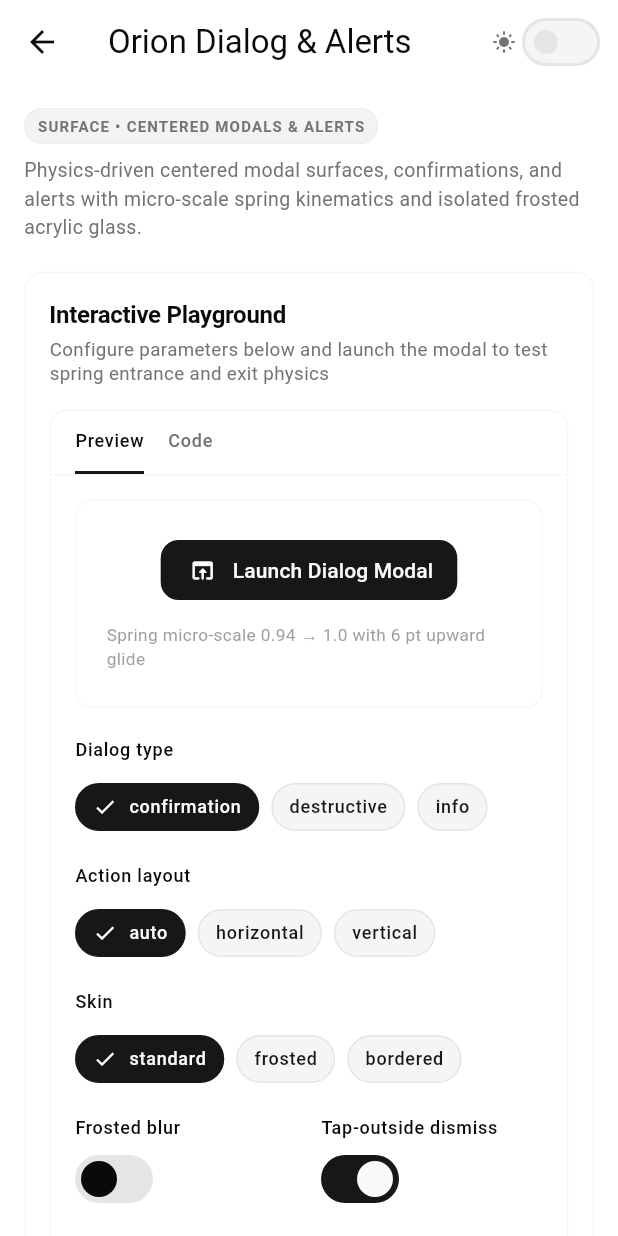
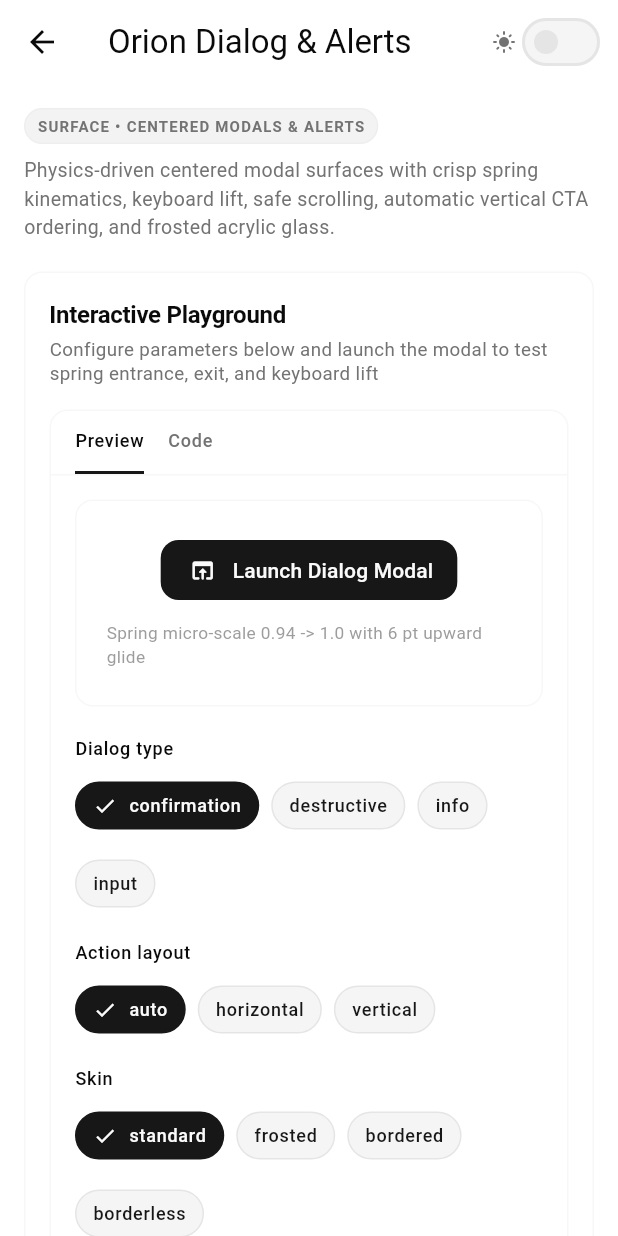
Before and after one commit to fikrilal/orion-ui, a Flutter app: the OrionDialogShowcaseScreen screen opened directly, on a phone screen of 412 x 824 dp. Run offline on Flutter 3.47's test engine with Material 3 defaults, Android fonts, the phone set to English and light mode, and no system bars.

Commit message:
chore(example): update dialog showcase with input keyboard lift, close button, borderless skin, and guarded alert

```diff
--- a/example/lib/showcase/orion_dialog_showcase_screen.dart
+++ b/example/lib/showcase/orion_dialog_showcase_screen.dart
@@ -12,9 +12,9 @@ class OrionDialogShowcaseScreen extends StatefulWidget {
       _OrionDialogShowcaseScreenState();
 }
 
-enum _DialogTypeChoice { confirmation, destructive, info }
+enum _DialogTypeChoice { confirmation, destructive, info, input }
 
-enum _DialogSkinChoice { standard, frosted, bordered }
+enum _DialogSkinChoice { standard, frosted, bordered, borderless }
 
 class _OrionDialogShowcaseScreenState extends State<OrionDialogShowcaseScreen> {
   _DialogTypeChoice _dialogType = _DialogTypeChoice.confirmation;
@@ -22,6 +22,8 @@ class _OrionDialogShowcaseScreenState extends State<OrionDialogShowcaseScreen> {
   OrionDialogActionLayout _layout = OrionDialogActionLayout.auto;
   bool _frosted = false;
   bool _barrierDismissible = true;
+  bool _centerContent = true;
+  bool _showCloseButton = false;
 
   String _lastActionResult = 'None';
 
@@ -33,6 +35,7 @@ class _OrionDialogShowcaseScreenState extends State<OrionDialogShowcaseScreen> {
         borderWidth: 2.0,
         borderColor: scheme.primary,
       ),
+      _DialogSkinChoice.borderless => OrionDialogStyle.from(borderWidth: 0.0),
     };
     return base.copyWith(
       frosted: _frosted || _skin == _DialogSkinChoice.frosted,
@@ -47,15 +50,22 @@ class _OrionDialogShowcaseScreenState extends State<OrionDialogShowcaseScreen> {
     ];
     if (_frosted || _skin == _DialogSkinChoice.frosted) {
       lines.add('  style: OrionDialogStyle.from(frosted: true),');
+    } else if (_skin == _DialogSkinChoice.borderless) {
+      lines.add('  style: OrionDialogStyle.from(borderWidth: 0),');
     }
     lines.addAll(<String>[
-      '  builder: (context) => OrionDialog(',
-      '    title: "Confirm Action",',
-      '    description: "Are you sure you want to proceed?",',
+      '  builder: (dialogContext) => OrionDialog(',
+      "    title: 'Confirm Action',",
+      "    description: 'Are you sure you want to proceed?',",
+      if (!_centerContent) '    centerContent: false,',
+      if (_showCloseButton) '    showCloseButton: true,',
       '    actionLayout: OrionDialogActionLayout.${_layout.name},',
       '    actions: [',
-      '      OrionDialogAction.cancel(onPressed: () => Navigator.pop(context, false)),',
-      '      OrionDialogAction.primary(label: "Confirm", onPressed: () => Navigator.pop(context, true)),',
+      '      OrionDialogAction.cancel(),',
+      '      OrionDialogAction.primary(',
+      "        label: 'Confirm',",
+      '        onPressed: () => OrionDialog.dismissOf(dialogContext, true),',
+      '      ),',
       '    ],',
       '  ),',
       ');',
@@ -64,13 +74,19 @@ class _OrionDialogShowcaseScreenState extends State<OrionDialogShowcaseScreen> {
   }
 
   void _launchPlaygroundDialog(BuildContext context) {
-    final scheme = Theme.of(context).colorScheme;
-    final style = _resolveSkinStyle(scheme);
+    final ColorScheme scheme = Theme.of(context).colorScheme;
+    final OrionDialogStyle? style = _resolveSkinStyle(scheme);
+
+    if (_dialogType == _DialogTypeChoice.input) {
+      _launchInputDialog(context, style: style);
+      return;
+    }
 
     final String title = switch (_dialogType) {
       _DialogTypeChoice.confirmation => 'Publish Changes?',
       _DialogTypeChoice.destructive => 'Delete Workspace?',
       _DialogTypeChoice.info => 'Sync Complete',
+      _DialogTypeChoice.input => '',
     };
 
     final String message = switch (_dialogType) {
@@ -80,6 +96,7 @@ class _OrionDialogShowcaseScreenState extends State<OrionDialogShowcaseScreen> {
         'This permanently deletes all repositories, files, and memberships. This cannot be undone.',
       _DialogTypeChoice.info =>
         'All offline files have been reconciled with cloud storage.',
+      _DialogTypeChoice.input => '',
     };
 
     final Widget icon = switch (_dialogType) {
@@ -98,50 +115,106 @@ class _OrionDialogShowcaseScreenState extends State<OrionDialogShowcaseScreen> {
         size: 36,
         color: scheme.primary,
       ),
+      _DialogTypeChoice.input => const SizedBox.shrink(),
     };
 
-    final List<OrionDialogAction> actions = switch (_dialogType) {
-      _DialogTypeChoice.confirmation => [
-        OrionDialogAction.cancel(
-          onPressed: () => Navigator.of(context).maybePop('Cancelled'),
-        ),
-        OrionDialogAction.primary(
-          label: 'Publish Now',
-          onPressed: () => Navigator.of(context).maybePop('Published'),
-        ),
-      ],
-      _DialogTypeChoice.destructive => [
-        OrionDialogAction.cancel(
-          onPressed: () => Navigator.of(context).maybePop('Cancelled'),
-        ),
-        OrionDialogAction.destructive(
-          label: 'Delete Workspace',
-          onPressed: () => Navigator.of(context).maybePop('Deleted'),
-        ),
-      ],
-      _DialogTypeChoice.info => [
-        OrionDialogAction.primary(
-          label: 'Got It',
-          onPressed: () => Navigator.of(context).maybePop('Acknowledged'),
-        ),
-      ],
-    };
-
+    // Pass `style` ONLY to `showOrionDialog` to demonstrate automatic
+    // style propagation to the descendant `OrionDialog`.
     showOrionDialog<String>(
       context: context,
       style: style,
       barrierDismissible: _barrierDismissible,
-      builder: (dialogContext) => OrionDialog(
+      builder: (BuildContext dialogContext) {
+        final List<OrionDialogAction> actions = switch (_dialogType) {
+          _DialogTypeChoice.confirmation => <OrionDialogAction>[
+            OrionDialogAction.cancel(
+              onPressed: () =>
+                  OrionDialog.dismissOf<String>(dialogContext, 'Cancelled'),
+            ),
+            OrionDialogAction.primary(
+              label: 'Publish Now',
+              onPressed: () =>
+                  OrionDialog.dismissOf<String>(dialogContext, 'Published'),
+            ),
+          ],
+          _DialogTypeChoice.destructive => <OrionDialogAction>[
+            OrionDialogAction.cancel(
+              onPressed: () =>
+                  OrionDialog.dismissOf<String>(dialogContext, 'Cancelled'),
+            ),
+            OrionDialogAction.destructive(
+              label: 'Delete Workspace',
+              onPressed: () =>
+                  OrionDialog.dismissOf<String>(dialogContext, 'Deleted'),
+            ),
+          ],
+          _DialogTypeChoice.info => <OrionDialogAction>[
+            OrionDialogAction.primary(
+              label: 'Got It',
+              onPressed: () =>
+                  OrionDialog.dismissOf<String>(dialogContext, 'Acknowledged'),
+            ),
+          ],
+          _DialogTypeChoice.input => const <OrionDialogAction>[],
+        };
+
+        return OrionDialog(
           icon: icon,
           title: title,
           description: message,
-        style: style,
+          centerContent: _centerContent,
+          showCloseButton: _showCloseButton,
           actionLayout: _layout,
           actions: actions,
+        );
+      },
+    ).then((String? result) {
+      if (mounted) {
+        setState(
+          () => _lastActionResult = result ?? 'Dismissed (outside / close)',
+        );
+      }
+    });
+  }
+
+  void _launchInputDialog(BuildContext context, {OrionDialogStyle? style}) {
+    final TextEditingController controller = TextEditingController(
+      text: 'orion-ui',
+    );
+    showOrionDialog<String>(
+      context: context,
+      style: style,
+      barrierDismissible: _barrierDismissible,
+      builder: (BuildContext dialogContext) {
+        return OrionDialog(
+          title: 'Rename Project',
+          description:
+              'Enter a new repository name. The dialog lifts cleanly above the keyboard.',
+          centerContent: false,
+          showCloseButton: true,
+          actionLayout: _layout,
+          content: OrionTextField(
+            controller: controller,
+            label: 'Project name',
+            hint: 'my-project',
+            autofocus: true,
           ),
-    ).then((result) {
+          actions: <OrionDialogAction>[
+            OrionDialogAction.cancel(),
+            OrionDialogAction.primary(
+              label: 'Save Name',
+              onPressed: () => OrionDialog.dismissOf<String>(
+                dialogContext,
+                'Renamed to "${controller.text.trim()}"',
+              ),
+            ),
+          ],
+        );
+      },
+    ).then((String? result) {
+      controller.dispose();
       if (mounted) {
-        setState(() => _lastActionResult = result ?? 'Dismissed (outside tap)');
+        setState(() => _lastActionResult = result ?? 'Cancelled rename');
       }
     });
   }
@@ -154,8 +227,9 @@ class _OrionDialogShowcaseScreenState extends State<OrionDialogShowcaseScreen> {
           'This modal surface demonstrates true Gaussian acrylic frosted glass over high-contrast content.',
       confirmLabel: 'Looks Great',
       cancelLabel: 'Close',
+      showCloseButton: true,
       style: OrionDialogStyle.from(frosted: true),
-    ).then((result) {
+    ).then((bool result) {
       if (mounted) {
         setState(
           () => _lastActionResult = result ? 'Confirmed Frosted' : 'Cancelled',
@@ -166,22 +240,22 @@ class _OrionDialogShowcaseScreenState extends State<OrionDialogShowcaseScreen> {
 
   @override
   Widget build(BuildContext context) {
-    final theme = Theme.of(context);
-    final scheme = theme.colorScheme;
-    final isDark = theme.brightness == Brightness.dark;
+    final ThemeData theme = Theme.of(context);
+    final ColorScheme scheme = theme.colorScheme;
+    final bool isDark = theme.brightness == Brightness.dark;
 
     return OrionThemedScaffold(
       title: 'Orion Dialog & Alerts',
-      builder: (context) {
+      builder: (BuildContext context) {
         return Column(
           crossAxisAlignment: CrossAxisAlignment.start,
-          children: [
+          children: <Widget>[
             // Top Category Header
             Padding(
               padding: const EdgeInsets.only(bottom: OrionSpacing.space20),
               child: Column(
                 crossAxisAlignment: CrossAxisAlignment.start,
-                children: [
+                children: <Widget>[
                   Container(
                     padding: const EdgeInsets.symmetric(
                       horizontal: OrionSpacing.space8,
@@ -211,7 +285,7 @@ class _OrionDialogShowcaseScreenState extends State<OrionDialogShowcaseScreen> {
                   ),
                   const SizedBox(height: OrionSpacing.space8),
                   Text(
-                    'Physics-driven centered modal surfaces, confirmations, and alerts with micro-scale spring kinematics and isolated frosted acrylic glass.',
+                    'Physics-driven centered modal surfaces with crisp spring kinematics, keyboard lift, safe scrolling, automatic vertical CTA ordering, and frosted acrylic glass.',
                     style: TextStyle(
                       fontSize: 13,
                       height: 1.45,
@@ -226,13 +300,13 @@ class _OrionDialogShowcaseScreenState extends State<OrionDialogShowcaseScreen> {
             OrionShowcaseSection(
               title: 'Interactive Playground',
               subtitle:
-                  'Configure parameters below and launch the modal to test spring entrance and exit physics',
+                  'Configure parameters below and launch the modal to test spring entrance, exit, and keyboard lift',
               card: true,
               child: OrionShowcasePanel(
                 key: const ValueKey<String>('showcase-panel-playground'),
                 preview: Column(
                   crossAxisAlignment: CrossAxisAlignment.start,
-                  children: [
+                  children: <Widget>[
                     Container(
                       width: double.infinity,
                       padding: const EdgeInsets.symmetric(
@@ -240,9 +314,7 @@ class _OrionDialogShowcaseScreenState extends State<OrionDialogShowcaseScreen> {
                         vertical: OrionSpacing.space24,
                       ),
                       decoration: BoxDecoration(
-                        color: isDark
-                            ? scheme.surfaceContainerLowest
-                            : scheme.surfaceContainerLowest,
+                        color: scheme.surfaceContainerLowest,
                         borderRadius: BorderRadius.circular(OrionRadii.radius12),
                         border: Border.all(
                           color: isDark
@@ -251,7 +323,7 @@ class _OrionDialogShowcaseScreenState extends State<OrionDialogShowcaseScreen> {
                         ),
                       ),
                       child: Column(
-                        children: [
+                        children: <Widget>[
                           Center(
                             child: OrionButton(
                               variant: OrionButtonVariant.solid,
@@ -261,12 +333,12 @@ class _OrionDialogShowcaseScreenState extends State<OrionDialogShowcaseScreen> {
                                 Icons.open_in_browser_rounded,
                                 size: 18,
                               ),
-                              child: const Text('Launch Dialog Modal'),
+                              label: 'Launch Dialog Modal',
                             ),
                           ),
                           const SizedBox(height: OrionSpacing.space12),
                           Text(
-                            'Spring micro-scale 0.94 → 1.0 with 6 pt upward glide',
+                            'Spring micro-scale 0.94 -> 1.0 with 6 pt upward glide',
                             style: TextStyle(
                               fontSize: 11.5,
                               color: scheme.onSurfaceVariant.withValues(
@@ -284,8 +356,9 @@ class _OrionDialogShowcaseScreenState extends State<OrionDialogShowcaseScreen> {
                       label: 'Dialog type',
                       values: _DialogTypeChoice.values,
                       selected: _dialogType,
-                      labelOf: (t) => t.name,
-                      onChanged: (t) => setState(() => _dialogType = t),
+                      labelOf: (_DialogTypeChoice t) => t.name,
+                      onChanged: (_DialogTypeChoice t) =>
+                          setState(() => _dialogType = t),
                     ),
                     const SizedBox(height: OrionSpacing.space16),
 
@@ -293,8 +366,9 @@ class _OrionDialogShowcaseScreenState extends State<OrionDialogShowcaseScreen> {
                       label: 'Action layout',
                       values: OrionDialogActionLayout.values,
                       selected: _layout,
-                      labelOf: (l) => l.name,
-                      onChanged: (l) => setState(() => _layout = l),
+                      labelOf: (OrionDialogActionLayout l) => l.name,
+                      onChanged: (OrionDialogActionLayout l) =>
+                          setState(() => _layout = l),
                     ),
                     const SizedBox(height: OrionSpacing.space16),
 
@@ -302,8 +376,8 @@ class _OrionDialogShowcaseScreenState extends State<OrionDialogShowcaseScreen> {
                       label: 'Skin',
                       values: _DialogSkinChoice.values,
                       selected: _skin,
-                      labelOf: (s) => s.name,
-                      onChanged: (s) => setState(() {
+                      labelOf: (_DialogSkinChoice s) => s.name,
+                      onChanged: (_DialogSkinChoice s) => setState(() {
                         _skin = s;
                         _frosted = s == _DialogSkinChoice.frosted;
                       }),
@@ -311,12 +385,35 @@ class _OrionDialogShowcaseScreenState extends State<OrionDialogShowcaseScreen> {
                     const SizedBox(height: OrionSpacing.space16),
 
                     Row(
-                      children: [
+                      children: <Widget>[
+                        Expanded(
+                          child: OrionShowcaseToggle(
+                            label: 'Center content',
+                            value: _centerContent,
+                            onChanged: (bool val) =>
+                                setState(() => _centerContent = val),
+                          ),
+                        ),
+                        const SizedBox(width: OrionSpacing.space16),
+                        Expanded(
+                          child: OrionShowcaseToggle(
+                            label: 'Close button',
+                            value: _showCloseButton,
+                            onChanged: (bool val) =>
+                                setState(() => _showCloseButton = val),
+                          ),
+                        ),
+                      ],
+                    ),
+                    const SizedBox(height: OrionSpacing.space12),
+
+                    Row(
+                      children: <Widget>[
                         Expanded(
                           child: OrionShowcaseToggle(
                             label: 'Frosted blur',
                             value: _frosted,
-                            onChanged: (val) => setState(() {
+                            onChanged: (bool val) => setState(() {
                               _frosted = val;
                               if (val) {
                                 _skin = _DialogSkinChoice.frosted;
@@ -331,7 +428,7 @@ class _OrionDialogShowcaseScreenState extends State<OrionDialogShowcaseScreen> {
                           child: OrionShowcaseToggle(
                             label: 'Tap-outside dismiss',
                             value: _barrierDismissible,
-                            onChanged: (val) =>
+                            onChanged: (bool val) =>
                                 setState(() => _barrierDismissible = val),
                           ),
                         ),
@@ -368,16 +465,19 @@ class _OrionDialogShowcaseScreenState extends State<OrionDialogShowcaseScreen> {
                 decoration: BoxDecoration(
                   borderRadius: BorderRadius.circular(OrionRadii.radius12),
                   gradient: LinearGradient(
-                    colors: [scheme.primaryContainer, scheme.tertiaryContainer],
+                    colors: <Color>[
+                      scheme.primaryContainer,
+                      scheme.tertiaryContainer,
+                    ],
                     begin: Alignment.topLeft,
                     end: Alignment.bottomRight,
                   ),
                 ),
                 child: Column(
                   crossAxisAlignment: CrossAxisAlignment.start,
-                  children: [
+                  children: <Widget>[
                     Row(
-                      children: [
+                      children: <Widget>[
                         Container(
                           padding: const EdgeInsets.symmetric(
                             horizontal: 8,
@@ -423,7 +523,7 @@ class _OrionDialogShowcaseScreenState extends State<OrionDialogShowcaseScreen> {
                         size: OrionButtonSize.medium,
                         onPressed: () => _launchFrostedDialog(context),
                         leading: const Icon(Icons.blur_on_rounded, size: 18),
-                        child: const Text('Open Frosted Dialog'),
+                        label: 'Open Frosted Dialog',
                       ),
                     ),
                   ],
@@ -436,13 +536,13 @@ class _OrionDialogShowcaseScreenState extends State<OrionDialogShowcaseScreen> {
             OrionShowcaseSection(
               title: 'Turnkey Helper Functions',
               subtitle:
-                  'One-liner helpers for common confirmation and alert workflows',
+                  'One-liner helpers for confirmation, destructive, alert, and guarded flows',
               card: true,
               child: Column(
                 crossAxisAlignment: CrossAxisAlignment.start,
-                children: [
+                children: <Widget>[
                   Text(
-                    'High-level functions resolve typed results without boilerplate:',
+                    'High-level functions resolve typed results with spring dismissal:',
                     style: TextStyle(
                       fontSize: 13,
                       color: scheme.onSurfaceVariant,
@@ -452,7 +552,7 @@ class _OrionDialogShowcaseScreenState extends State<OrionDialogShowcaseScreen> {
                   Wrap(
                     spacing: OrionSpacing.space12,
                     runSpacing: OrionSpacing.space12,
-                    children: [
+                    children: <Widget>[
                       OrionButton(
                         variant: OrionButtonVariant.bordered,
                         onPressed: () {
@@ -463,7 +563,7 @@ class _OrionDialogShowcaseScreenState extends State<OrionDialogShowcaseScreen> {
                                 'Any unsaved changes will be permanently discarded.',
                             confirmLabel: 'Discard',
                             cancelLabel: 'Keep Editing',
-                          ).then((ok) {
+                          ).then((bool ok) {
                             if (mounted) {
                               setState(
                                 () => _lastActionResult = ok
@@ -477,7 +577,7 @@ class _OrionDialogShowcaseScreenState extends State<OrionDialogShowcaseScreen> {
                           Icons.help_outline_rounded,
                           size: 18,
                         ),
-                        child: const Text('Confirm Helper'),
+                        label: 'Confirm Helper',
                       ),
                       OrionButton(
                         variant: OrionButtonVariant.solid,
@@ -499,7 +599,7 @@ class _OrionDialogShowcaseScreenState extends State<OrionDialogShowcaseScreen> {
                               size: 32,
                               color: scheme.error,
                             ),
-                          ).then((ok) {
+                          ).then((bool ok) {
                             if (mounted) {
                               setState(
                                 () => _lastActionResult = ok
@@ -513,7 +613,7 @@ class _OrionDialogShowcaseScreenState extends State<OrionDialogShowcaseScreen> {
                           Icons.delete_outline_rounded,
                           size: 18,
                         ),
-                        child: const Text('Destructive Helper'),
+                        label: 'Destructive Helper',
                       ),
                       OrionButton(
                         variant: OrionButtonVariant.flat,
@@ -536,7 +636,28 @@ class _OrionDialogShowcaseScreenState extends State<OrionDialogShowcaseScreen> {
                           Icons.info_outline_rounded,
                           size: 18,
                         ),
-                        child: const Text('Alert Helper'),
+                        label: 'Alert Helper',
+                      ),
+                      OrionButton(
+                        variant: OrionButtonVariant.bordered,
+                        onPressed: () {
+                          showOrionAlertDialog(
+                            context: context,
+                            title: 'Required Update',
+                            message:
+                                'Outside taps and system Back are blocked until you explicitly acknowledge.',
+                            actionLabel: 'Acknowledge',
+                            barrierDismissible: false,
+                          ).then((_) {
+                            if (mounted) {
+                              setState(
+                                () => _lastActionResult = 'Guarded Acknowledged',
+                              );
+                            }
+                          });
+                        },
+                        leading: const Icon(Icons.lock_outline_rounded, size: 18),
+                        label: 'Guarded Alert',
                       ),
                     ],
                   ),
```
Lines whose indentation alone changed are shown as unchanged.
